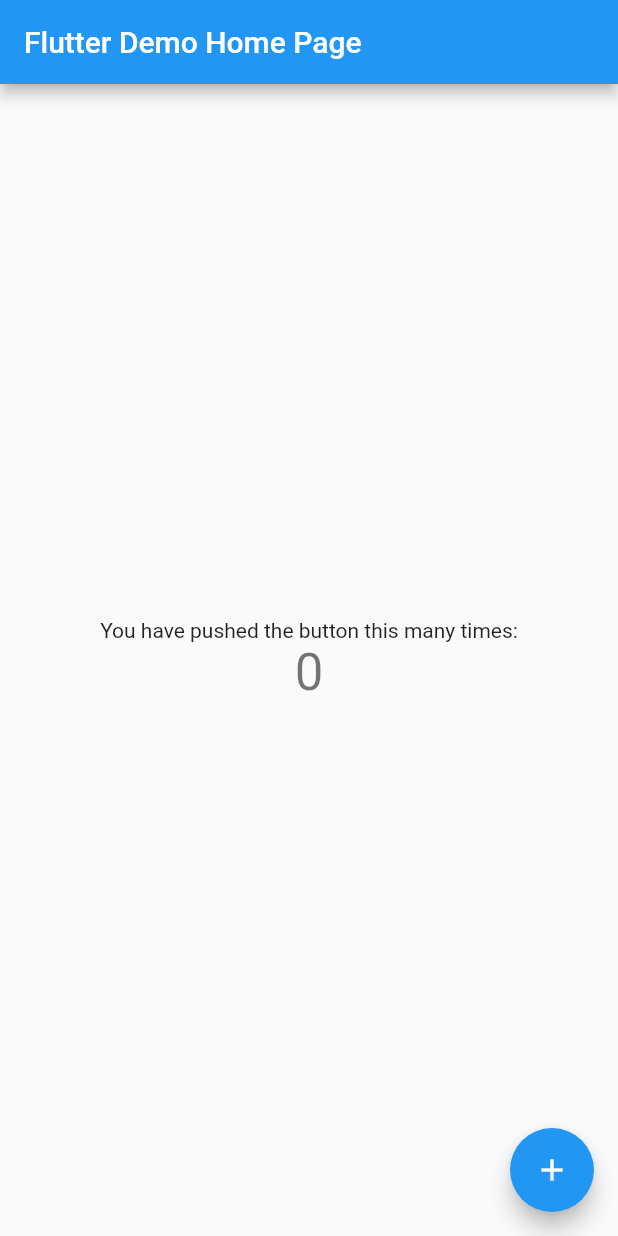
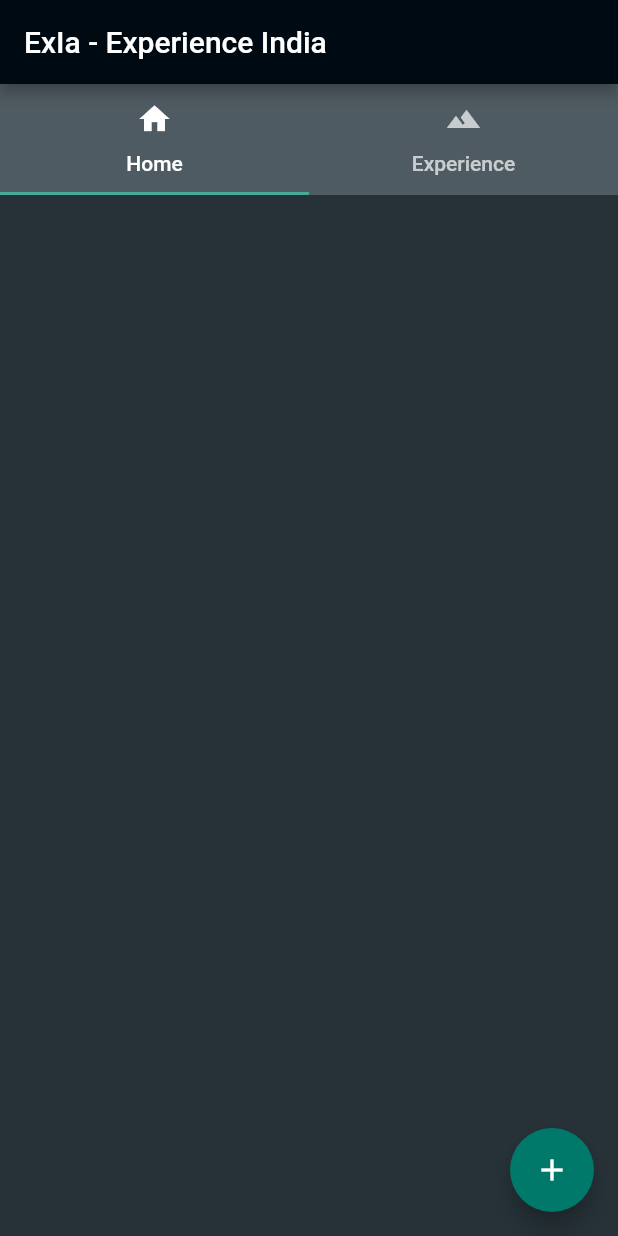
Before and after one commit to jatinkarthik-tripathy/ExIa, a Flutter app: the screen it shows after launch, on a phone screen of 412 x 824 dp. Run offline on Flutter 3.47's test engine with Material 2 defaults, Android fonts, the phone set to English and light mode, and no system bars.

Commit message:
tab Bar added

```diff
--- a/lib/main.dart
+++ b/lib/main.dart
@@ -1,111 +1,73 @@
 import 'package:flutter/material.dart';
+import 'package:flutter/services.dart';
 
-void main() => runApp(MyApp());
+void main() {
+  SystemChrome.setPreferredOrientations([
+    DeviceOrientation.portraitUp,
+    DeviceOrientation.portraitDown,
+  ]);
+  runApp(MyApp());
+}
 
 class MyApp extends StatelessWidget {
-  // This widget is the root of your application.
   @override
   Widget build(BuildContext context) {
     return MaterialApp(
-      title: 'Flutter Demo',
-      theme: ThemeData(
-        // This is the theme of your application.
-        //
-        // Try running your application with "flutter run". You'll see the
-        // application has a blue toolbar. Then, without quitting the app, try
-        // changing the primarySwatch below to Colors.green and then invoke
-        // "hot reload" (press "r" in the console where you ran "flutter run",
-        // or simply save your changes to "hot reload" in a Flutter IDE).
-        // Notice that the counter didn't reset back to zero; the application
-        // is not restarted.
-        primarySwatch: Colors.blue,
-      ),
-      home: MyHomePage(title: 'Flutter Demo Home Page'),
+      title: 'Expenses Maintainer',
+      home: MyHomePage(),
     );
   }
 }
 
 class MyHomePage extends StatefulWidget {
-  MyHomePage({Key key, this.title}) : super(key: key);
-
-  // This widget is the home page of your application. It is stateful, meaning
-  // that it has a State object (defined below) that contains fields that affect
-  // how it looks.
-
-  // This class is the configuration for the state. It holds the values (in this
-  // case the title) provided by the parent (in this case the App widget) and
-  // used by the build method of the State. Fields in a Widget subclass are
-  // always marked "final".
-
-  final String title;
-
   @override
   _MyHomePageState createState() => _MyHomePageState();
 }
 
-class _MyHomePageState extends State<MyHomePage> {
-  int _counter = 0;
+class _MyHomePageState extends State<MyHomePage>
+    with SingleTickerProviderStateMixin {
+  TabController _controller;
 
-  void _incrementCounter() {
-    setState(() {
-      // This call to setState tells the Flutter framework that something has
-      // changed in this State, which causes it to rerun the build method below
-      // so that the display can reflect the updated values. If we changed
-      // _counter without calling setState(), then the build method would not be
-      // called again, and so nothing would appear to happen.
-      _counter++;
-    });
+  @override
+  void initState() {
+    super.initState();
+    _controller = new TabController(length: 2, vsync: this);
   }
+
+  final appBar = AppBar(
+    title: Text('ExIa - Experience India'),
+    backgroundColor: Color(0xff000a12),
+  );
 
   @override
   Widget build(BuildContext context) {
-    // This method is rerun every time setState is called, for instance as done
-    // by the _incrementCounter method above.
-    //
-    // The Flutter framework has been optimized to make rerunning build methods
-    // fast, so that you can just rebuild anything that needs updating rather
-    // than having to individually change instances of widgets.
-    return Scaffold(
-      appBar: AppBar(
-        // Here we take the value from the MyHomePage object that was created by
-        // the App.build method, and use it to set our appbar title.
-        title: Text(widget.title),
-      ),
-      body: Center(
-        // Center is a layout widget. It takes a single child and positions it
-        // in the middle of the parent.
-        child: Column(
-          // Column is also layout widget. It takes a list of children and
-          // arranges them vertically. By default, it sizes itself to fit its
-          // children horizontally, and tries to be as tall as its parent.
-          //
-          // Invoke "debug painting" (press "p" in the console, choose the
-          // "Toggle Debug Paint" action from the Flutter Inspector in Android
-          // Studio, or the "Toggle Debug Paint" command in Visual Studio Code)
-          // to see the wireframe for each widget.
-          //
-          // Column has various properties to control how it sizes itself and
-          // how it positions its children. Here we use mainAxisAlignment to
-          // center the children vertically; the main axis here is the vertical
-          // axis because Columns are vertical (the cross axis would be
-          // horizontal).
-          mainAxisAlignment: MainAxisAlignment.center,
-          children: <Widget>[
-            Text(
-              'You have pushed the button this many times:',
-            ),
-            Text(
-              '$_counter',
-              style: Theme.of(context).textTheme.display1,
-            ),
-          ],
+    return MaterialApp(
+      title: 'ExIa',
+      home: Scaffold(
+        appBar: appBar,
+        backgroundColor: Color(0xff263238),
+        body: new Container(
+          decoration: new BoxDecoration(color: Color(0xff4f5b62)),
+          child: new TabBar(
+            indicatorColor: Color(0xff48a999),
+            controller: _controller,
+            tabs: [
+              new Tab(
+                icon: const Icon(Icons.home),
+                text: 'Home',
+              ),
+              new Tab(
+                icon: const Icon(Icons.terrain),
+                text: 'Experience',
+              ),
+            ],
+          ),
+        ),
+        floatingActionButton: FloatingActionButton(
+          backgroundColor: Color(0xff00796b),
+          child: Icon(Icons.add),
         ),
       ),
-      floatingActionButton: FloatingActionButton(
-        onPressed: _incrementCounter,
-        tooltip: 'Increment',
-        child: Icon(Icons.add),
-      ), // This trailing comma makes auto-formatting nicer for build methods.
     );
   }
 }
```
